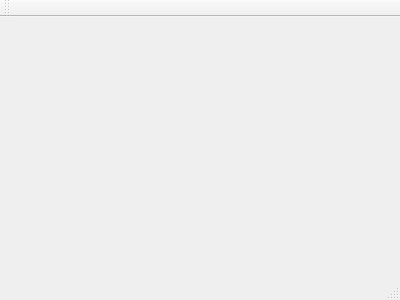
The window that mainwindow.ui (MargaritaGolubeva/ImagePyramid) describes before a commit, drawn with Qt 5.
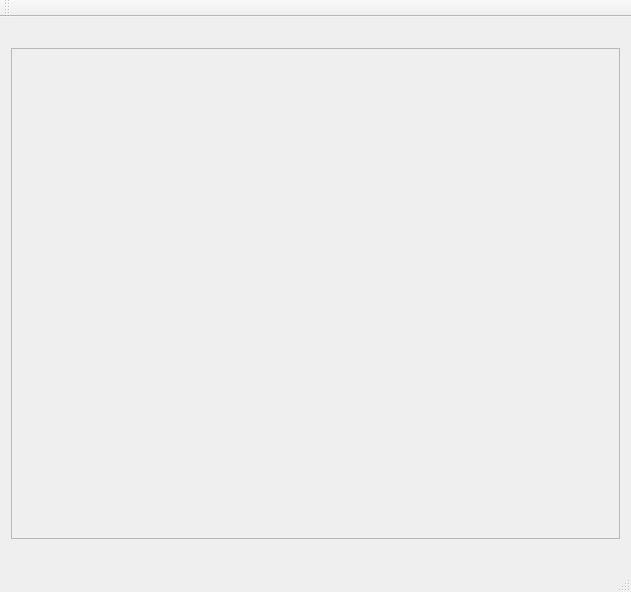
The same window after the commit.

The edit to the form file:
```diff
--- a/mainwindow.ui
+++ b/mainwindow.ui
@@ -1,24 +1,88 @@
 <ui version="4.0">
  <class>MainWindow</class>
- <widget class="QMainWindow" name="MainWindow" >
-  <property name="geometry" >
+ <widget class="QMainWindow" name="MainWindow">
+  <property name="geometry">
    <rect>
     <x>0</x>
     <y>0</y>
-    <width>400</width>
-    <height>300</height>
+    <width>631</width>
+    <height>592</height>
    </rect>
   </property>
   <property name="windowTitle" >
    <string>MainWindow</string>
   </property>
-  <widget class="QMenuBar" name="menuBar" />
-  <widget class="QToolBar" name="mainToolBar" />
-  <widget class="QWidget" name="centralWidget" />
-  <widget class="QStatusBar" name="statusBar" />
+  <widget class="QWidget" name="centralWidget">
+   <layout class="QGridLayout" name="gridLayout_3">
+    <item row="0" column="0">
+     <layout class="QGridLayout" name="gridLayout">
+      <item row="0" column="0">
+       <layout class="QHBoxLayout" name="horizontalLayout">
+        <item>
+         <widget class="QLabel" name="labelImageName">
+          <property name="text">
+           <string/>
+          </property>
+         </widget>
+        </item>
+        <item>
+         <widget class="QLabel" name="labelImageSize">
+          <property name="text">
+           <string/>
+          </property>
+         </widget>
+        </item>
+       </layout>
+      </item>
+      <item row="1" column="0">
+       <widget class="QScrollArea" name="scrollAreaImage">
+        <property name="widgetResizable">
+         <bool>true</bool>
+        </property>
+        <widget class="QWidget" name="scrollAreaWidgetContents">
+         <property name="geometry">
+          <rect>
+           <x>0</x>
+           <y>0</y>
+           <width>609</width>
+           <height>477</height>
+          </rect>
+         </property>
+        </widget>
+       </widget>
+      </item>
+      <item row="2" column="0">
+       <widget class="QLabel" name="labelImage">
+        <property name="text">
+         <string/>
+        </property>
+       </widget>
+      </item>
+     </layout>
+    </item>
+   </layout>
+  </widget>
+  <widget class="QMenuBar" name="menuBar">
+   <property name="geometry">
+    <rect>
+     <x>0</x>
+     <y>0</y>
+     <width>631</width>
+     <height>21</height>
+    </rect>
+   </property>
+  </widget>
+  <widget class="QToolBar" name="mainToolBar">
+   <attribute name="toolBarArea">
+    <enum>TopToolBarArea</enum>
+   </attribute>
+   <attribute name="toolBarBreak">
+    <bool>false</bool>
+   </attribute>
+  </widget>
+  <widget class="QStatusBar" name="statusBar"/>
  </widget>
- <layoutDefault spacing="6" margin="11" />
- <pixmapfunction></pixmapfunction>
+ <layoutdefault spacing="6" margin="11"/>
  <resources/>
  <connections/>
 </ui>
```
Left out of the diff: 3 changed lines with no effect on the pictures.
